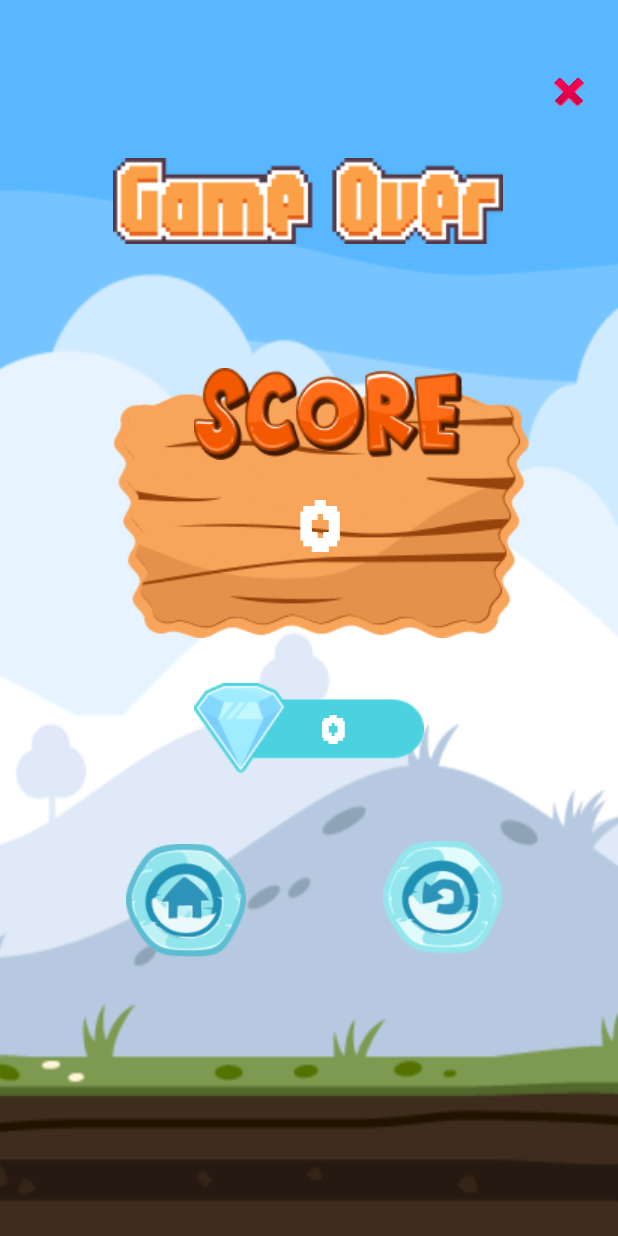
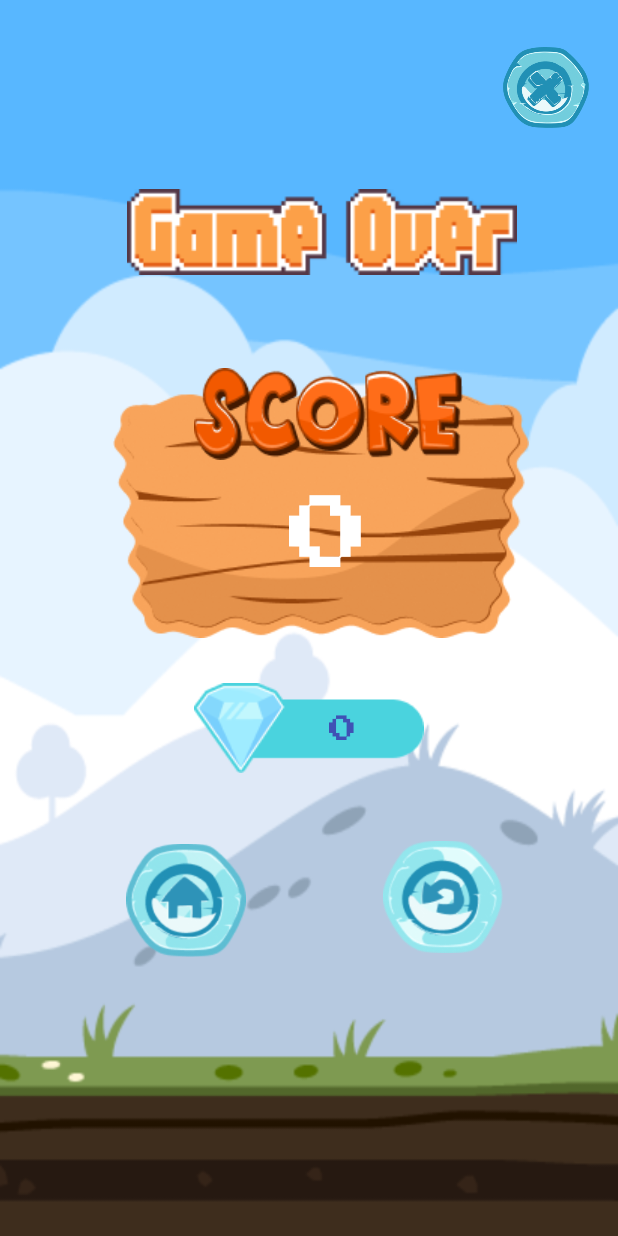
Before and after one commit to Praveen1214/Brick_Break, an Android app: the gameover screen opened directly, with no data from a screen before it, on a phone screen of 412 x 824 dp. Run offline under Robolectric (Android 15) with nearby library versions, the phone set to English and light mode, and no system bars.

Commit message:
BB | Last touch

```diff
--- a/app/src/main/java/com/brickbreak/gameover.kt
+++ b/app/src/main/java/com/brickbreak/gameover.kt
@@ -1,7 +1,9 @@
 package com.brickbreak
 
 import android.annotation.SuppressLint
+import android.content.Context
 import android.content.Intent
+import android.content.SharedPreferences
 import androidx.appcompat.app.AppCompatActivity
 import android.os.Bundle
 import android.widget.ImageView
@@ -11,19 +13,29 @@ import androidx.activity.enableEdgeToEdge
 class gameover : AppCompatActivity() {
 
     private lateinit var scoreText: TextView
+    private lateinit var maxScoreText: TextView
     private var score = 0
-
+    private var maxScore = 0
+    private lateinit var sharedPreferences: SharedPreferences
     @SuppressLint("MissingInflatedId")
     override fun onCreate(savedInstanceState: Bundle?) {
         super.onCreate(savedInstanceState)
         enableEdgeToEdge()
         setContentView(R.layout.activity_gameover)
 
-        val score = intent.getIntExtra("SCORE", 0)
+        sharedPreferences = getSharedPreferences("com.brickbreak.preferences", Context.MODE_PRIVATE)
 
-        // Display the score on the game over screen
+        // Retrieve the current score and maximum score from intent extras
+        score = intent.getIntExtra("SCORE", 0)
+        maxScore = intent.getIntExtra("MAX_SCORE", 0)
+
+        // Display the current score on the game over screen
         val scoreTextView: TextView = findViewById(R.id.scoreText)
         scoreTextView.text = "$score"
+
+        // Display the maximum score on the game over screen
+        val maxScoreTextView: TextView = findViewById(R.id.maxScoreText)
+        maxScoreTextView.text = "$maxScore"
 
         val homebtn: ImageView = findViewById(R.id.home)
         homebtn.setOnClickListener {
@@ -35,4 +47,5 @@ class gameover : AppCompatActivity() {
             startActivity(Intent(this, game::class.java))
         }
     }
+
 }
--- a/app/src/main/res/layout/activity_gameover.xml
+++ b/app/src/main/res/layout/activity_gameover.xml
@@ -16,10 +16,10 @@
         android:layout_height="wrap_content"
         app:layout_constraintBottom_toBottomOf="parent"
         app:layout_constraintEnd_toEndOf="parent"
-        app:layout_constraintHorizontal_bias="0.496"
+        app:layout_constraintHorizontal_bias="0.556"
         app:layout_constraintStart_toStartOf="parent"
         app:layout_constraintTop_toTopOf="parent"
-        app:layout_constraintVertical_bias="0.137"
+        app:layout_constraintVertical_bias="0.164"
         app:srcCompat="@drawable/gameover" />
 
     <ImageView
@@ -82,52 +82,47 @@
         app:layout_constraintVertical_bias="0.596"
         app:srcCompat="@drawable/highscore" />
 
+
     <TextView
         android:id="@+id/scoreText"
         android:layout_width="wrap_content"
         android:layout_height="wrap_content"
-        android:layout_alignParentStart="true"
-        android:layout_alignParentTop="true"
-        android:layout_margin="16dp"
-        android:fontFamily="@font/game_fonts"
-        android:textColor="@android:color/white"
-        android:textSize="38sp"
+        android:fontFamily="@font/game_font"
         android:text="0"
+        android:textColor="#FFFFFF"
+        android:textSize="70sp"
         app:layout_constraintBottom_toBottomOf="parent"
         app:layout_constraintEnd_toEndOf="parent"
-        app:layout_constraintHorizontal_bias="0.523"
+        app:layout_constraintHorizontal_bias="0.539"
         app:layout_constraintStart_toStartOf="parent"
         app:layout_constraintTop_toTopOf="parent"
-        app:layout_constraintVertical_bias="0.416" />
+        app:layout_constraintVertical_bias="0.417" />
+
+    <TextView
+        android:id="@+id/maxScoreText"
+        android:layout_width="wrap_content"
+        android:layout_height="wrap_content"
+        android:fontFamily="@font/game_font"
+        android:text="0"
+        android:textColor="#3F51B5"
+        android:textSize="24sp"
+        app:layout_constraintBottom_toBottomOf="parent"
+        app:layout_constraintEnd_toEndOf="parent"
+        app:layout_constraintHorizontal_bias="0.558"
+        app:layout_constraintStart_toStartOf="parent"
+        app:layout_constraintTop_toTopOf="parent"
+        app:layout_constraintVertical_bias="0.591" />
 
     <ImageView
-        android:id="@+id/imageView15"
-        android:layout_width="wrap_content"
-        android:layout_height="wrap_content"
+        android:id="@+id/imageView14"
+        android:layout_width="57dp"
+        android:layout_height="55dp"
         app:layout_constraintBottom_toBottomOf="parent"
         app:layout_constraintEnd_toEndOf="parent"
-        app:layout_constraintHorizontal_bias="0.957"
+        app:layout_constraintHorizontal_bias="0.946"
         app:layout_constraintStart_toStartOf="parent"
         app:layout_constraintTop_toTopOf="parent"
-        app:layout_constraintVertical_bias="0.057"
-        app:srcCompat="@android:drawable/ic_delete" />
-
-    <TextView
-        android:id="@+id/high_score"
-        android:layout_width="wrap_content"
-        android:layout_height="wrap_content"
-        android:layout_alignParentStart="true"
-        android:layout_alignParentTop="true"
-        android:layout_margin="14sp"
-        android:fontFamily="@font/game_fonts"
-        android:text="0"
-        android:textColor="@android:color/white"
-        android:textSize="22sp"
-        app:layout_constraintBottom_toBottomOf="parent"
-        app:layout_constraintEnd_toEndOf="parent"
-        app:layout_constraintHorizontal_bias="0.544"
-        app:layout_constraintStart_toStartOf="parent"
-        app:layout_constraintTop_toTopOf="parent"
-        app:layout_constraintVertical_bias="0.598" />
+        app:layout_constraintVertical_bias="0.04"
+        app:srcCompat="@drawable/exit" />
 
 </androidx.constraintlayout.widget.ConstraintLayout>
--- a/app/src/main/res/layout/activity_popup.xml
+++ b/app/src/main/res/layout/activity_popup.xml
@@ -2,8 +2,8 @@
     xmlns:android="http://schemas.android.com/apk/res/android"
     xmlns:app="http://schemas.android.com/apk/res-auto"
     xmlns:tools="http://schemas.android.com/tools"
-    android:layout_width="380dp"
-    android:layout_height="350dp"
+    android:layout_width="360dp"
+    android:layout_height="340dp"
     android:background="@drawable/window"
     android:orientation="vertical"
     android:padding="16dp"
```
Also changed, not shown: app/src/main/java/com/brickbreak/game.kt (+68 -32 lines), app/src/main/java/com/brickbreak/play.kt (+35 -21 lines), app/src/main/res/drawable/exit.png (added), app/src/main/res/font/game_font.ttf (added), app/src/main/res/font/game_fonts.ttf (deleted).
